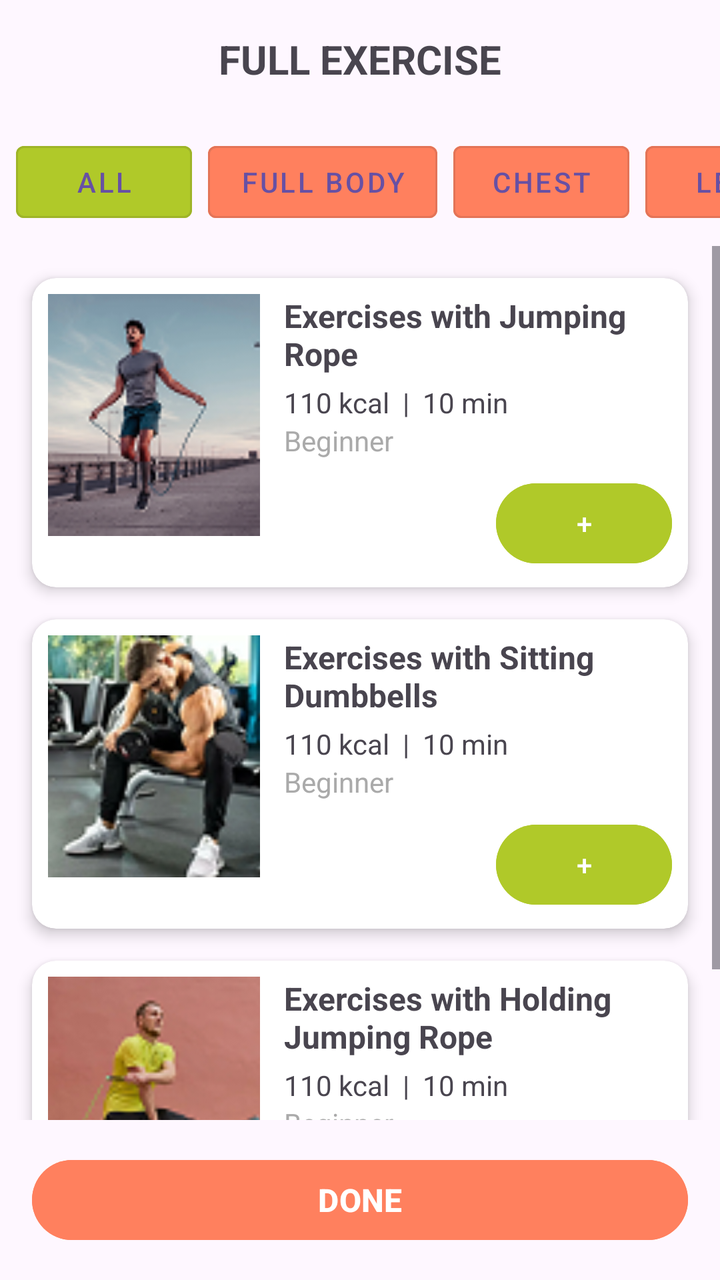
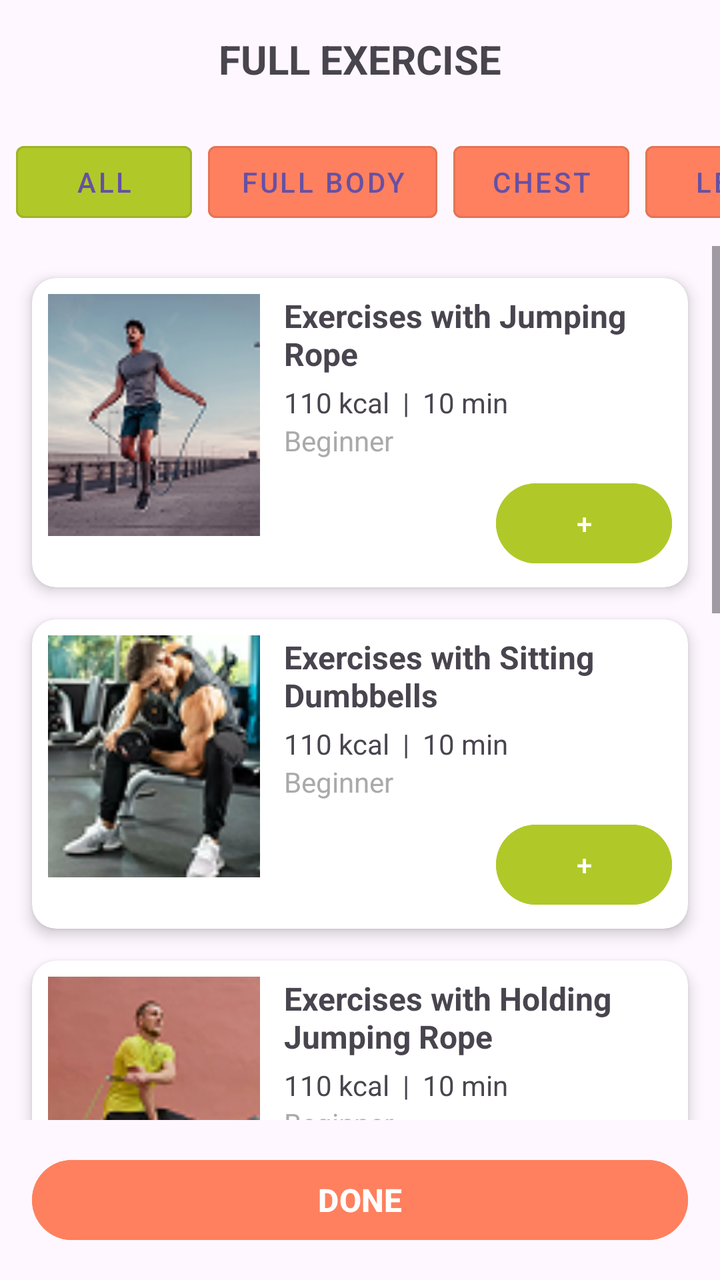

The first picture is an Android layout as it rendered before a commit; the second is the same layout after the commit. The layout source and the unified diff follow.
<!-- AndroidManifest.xml: application theme Theme.FitPro -->
<!-- res/layout/activity_main_all_exersizes.xml -->
<?xml version="1.0" encoding="utf-8"?>
<LinearLayout xmlns:android="http://schemas.android.com/apk/res/android"
    xmlns:app="http://schemas.android.com/apk/res-auto"
    xmlns:tools="http://schemas.android.com/tools"
    android:id="@+id/main"
    android:layout_width="match_parent"
    android:layout_height="match_parent"
    android:backgroundTint="@color/bg_light_green"
    android:orientation="vertical"
    tools:context=".MainAllExersizes">

    
    <TextView
        android:id="@+id/tvTitle"
        android:layout_width="match_parent"
        android:layout_height="wrap_content"
        android:gravity="center"
        android:padding="16dp"
        android:text="FULL EXERCISE"
        android:textSize="20sp"
        android:textStyle="bold" />

    
    <HorizontalScrollView
        android:layout_width="match_parent"
        android:layout_height="wrap_content"
        android:overScrollMode="never"
        android:scrollbars="none">

        <LinearLayout
            android:layout_width="wrap_content"
            android:layout_height="wrap_content"
            android:orientation="horizontal"
            android:padding="8dp">

            <Button
                android:id="@+id/btnAll"
                style="@style/Widget.MaterialComponents.Button.OutlinedButton"
                android:layout_width="wrap_content"
                android:layout_height="wrap_content"
                android:backgroundTint="@color/bg_light_green"
                android:text="ALL" />

            <Button
                android:id="@+id/btnFullBody"
                style="@style/Widget.MaterialComponents.Button.OutlinedButton"
                android:layout_width="wrap_content"
                android:layout_height="wrap_content"
                android:layout_marginStart="8dp"
                android:backgroundTint="@color/AccentColor1"
                android:text="Full Body" />

            <Button
                android:id="@+id/btnChest"
                style="@style/Widget.MaterialComponents.Button.OutlinedButton"
                android:layout_width="wrap_content"
                android:layout_height="wrap_content"
                android:layout_marginStart="8dp"
                android:backgroundTint="@color/AccentColor1"
                android:text="Chest" />

            <Button
                android:id="@+id/btnLegs"
                style="@style/Widget.MaterialComponents.Button.OutlinedButton"
                android:layout_width="wrap_content"
                android:layout_height="wrap_content"
                android:layout_marginStart="8dp"
                android:backgroundTint="@color/AccentColor1"
                android:text="Legs" />

            <Button
                android:id="@+id/btnBack"
                style="@style/Widget.MaterialComponents.Button.OutlinedButton"
                android:layout_width="wrap_content"
                android:layout_height="wrap_content"
                android:layout_marginStart="8dp"
                android:backgroundTint="@color/AccentColor1"
                android:text="Back" />

        </LinearLayout>
    </HorizontalScrollView>

    
    <ScrollView
        android:layout_width="match_parent"
        android:layout_height="0dp"
        android:layout_weight="1"
        tools:ignore="SpeakableTextPresent">

        <LinearLayout
            android:layout_width="match_parent"
            android:layout_height="wrap_content"
            android:orientation="vertical"
            android:padding="8dp">

            
            <androidx.cardview.widget.CardView
                android:layout_width="match_parent"
                android:layout_height="wrap_content"
                android:layout_margin="8dp"
                app:cardCornerRadius="12dp"
                app:cardElevation="4dp">

                <LinearLayout
                    android:layout_width="match_parent"
                    android:layout_height="wrap_content"
                    android:orientation="horizontal"
                    android:padding="8dp">

                    <ImageView
                        android:layout_width="106dp"
                        android:layout_height="121dp"
                        android:contentDescription="Jumping Rope Exercise"
                        android:scaleType="centerCrop"
                        android:src="@drawable/images_removebg_preview_1__2_" />

                    <LinearLayout
                        android:layout_width="match_parent"
                        android:layout_height="wrap_content"
                        android:layout_marginStart="12dp"
                        android:orientation="vertical">

                        <TextView
                            android:layout_width="wrap_content"
                            android:layout_height="wrap_content"
                            android:text="Exercises with Jumping Rope"
                            android:textSize="16sp"
                            android:textStyle="bold" />

                        <TextView
                            android:layout_width="wrap_content"
                            android:layout_height="wrap_content"
                            android:layout_marginTop="4dp"
                            android:text="110 kcal  |  10 min"
                            android:textSize="14sp" />

                        <TextView
                            android:layout_width="wrap_content"
                            android:layout_height="wrap_content"
                            android:text="Beginner"
                            android:textColor="@android:color/darker_gray"
                            android:textSize="14sp" />

                        <Button
                            android:id="@+id/btnAddExercise1"
                            android:layout_width="wrap_content"
                            android:layout_height="wrap_content"
                            android:layout_gravity="end"
                            android:layout_marginTop="8dp"
                            android:backgroundTint="@color/bg_light_green"
                            android:text="+"
                            android:textColor="@android:color/white" />
                    </LinearLayout>
                </LinearLayout>
            </androidx.cardview.widget.CardView>

            
            <androidx.cardview.widget.CardView
                android:layout_width="match_parent"
                android:layout_height="wrap_content"
                android:layout_margin="8dp"
                app:cardCornerRadius="12dp"
                app:cardElevation="4dp">

                <LinearLayout
                    android:layout_width="match_parent"
                    android:layout_height="wrap_content"
                    android:orientation="horizontal"
                    android:padding="8dp">

                    <ImageView
                        android:layout_width="106dp"
                        android:layout_height="121dp"
                        android:contentDescription="Dumbbell Exercise"
                        android:scaleType="centerCrop"
                        android:src="@drawable/image_6" />

                    <LinearLayout
                        android:layout_width="match_parent"
                        android:layout_height="wrap_content"
                        android:layout_marginStart="12dp"
                        android:orientation="vertical">

                        <TextView
                            android:layout_width="wrap_content"
                            android:layout_height="wrap_content"
                            android:text="Exercises with Sitting Dumbbells"
                            android:textSize="16sp"
                            android:textStyle="bold" />

                        <TextView
                            android:layout_width="wrap_content"
                            android:layout_height="wrap_content"
                            android:layout_marginTop="4dp"
                            android:text="110 kcal  |  10 min"
                            android:textSize="14sp" />

                        <TextView
                            android:layout_width="wrap_content"
                            android:layout_height="wrap_content"
                            android:text="Beginner"
                            android:textColor="@android:color/darker_gray"
                            android:textSize="14sp" />

                        <Button
                            android:id="@+id/btnAddExercise2"
                            android:layout_width="wrap_content"
                            android:layout_height="wrap_content"
                            android:layout_gravity="end"
                            android:layout_marginTop="8dp"
                            android:backgroundTint="@color/bg_light_green"
                            android:text="+"
                            android:textColor="@android:color/white" />
                    </LinearLayout>
                </LinearLayout>
            </androidx.cardview.widget.CardView>

            
            <androidx.cardview.widget.CardView
                android:layout_width="match_parent"
                android:layout_height="wrap_content"
                android:layout_margin="8dp"
                app:cardCornerRadius="12dp"
                app:cardElevation="4dp">

                <LinearLayout
                    android:layout_width="match_parent"
                    android:layout_height="wrap_content"
                    android:orientation="horizontal"
                    android:padding="8dp">

                    <ImageView
                        android:layout_width="106dp"
                        android:layout_height="135dp"
                        android:contentDescription="Holding Jumping Rope Exercise"
                        android:scaleType="centerCrop"
                        android:src="@drawable/_9694286_xs_removebg_preview_1" />

                    <LinearLayout
                        android:layout_width="match_parent"
                        android:layout_height="wrap_content"
                        android:layout_marginStart="12dp"
                        android:orientation="vertical">

                        <TextView
                            android:layout_width="wrap_content"
                            android:layout_height="wrap_content"
                            android:text="Exercises with Holding Jumping Rope"
                            android:textSize="16sp"
                            android:textStyle="bold" />

                        <TextView
                            android:layout_width="wrap_content"
                            android:layout_height="wrap_content"
                            android:layout_marginTop="4dp"
                            android:text="110 kcal  |  10 min"
                            android:textSize="14sp" />

                        <TextView
                            android:layout_width="wrap_content"
                            android:layout_height="wrap_content"
                            android:text="Beginner"
                            android:textColor="@android:color/darker_gray"
                            android:textSize="14sp" />

                        <Button
                            android:id="@+id/btnAddExercise3"
                            android:layout_width="wrap_content"
                            android:layout_height="wrap_content"
                            android:layout_gravity="end"
                            android:layout_marginTop="8dp"
                            android:backgroundTint="@color/bg_light_green"
                            android:text="+"
                            android:textColor="@android:color/white" />
                    </LinearLayout>
                </LinearLayout>
            </androidx.cardview.widget.CardView>

            

        </LinearLayout>
    </ScrollView>

    
    <Button
        android:id="@+id/btnDone"
        android:layout_width="match_parent"
        android:layout_height="wrap_content"
        android:backgroundTint="@color/AccentColor1"
        android:text="DONE"
        android:textColor="@android:color/white"
        android:layout_margin="16dp"
        android:textSize="16sp"
        android:textStyle="bold" />

</LinearLayout>
<!-- resources referenced by this layout -->
<resources>
  <color name="AccentColor1">#FF805E</color>
  <color name="bg_light_green">#B0C929</color>
  <!-- drawable _9694286_xs_removebg_preview_1: png bitmap (drawable, 14936 bytes) -->
  <!-- drawable image_6: png bitmap (drawable, 21522 bytes) -->
  <!-- drawable images_removebg_preview_1__2_: png bitmap (drawable, 17649 bytes) -->
  <style name="Theme.FitPro" parent="Base.Theme.FitPro" />
  <style name="Base.Theme.FitPro" parent="Theme.Material3.DayNight.NoActionBar">
          
          
      </style>
</resources>

<!-- the commit's change to res/layout/activity_main_all_exersizes.xml (unified diff, before → after) -->
@@ -277,6 +277,188 @@
             </androidx.cardview.widget.CardView>
 
             
+            <androidx.cardview.widget.CardView
+                android:layout_width="match_parent"
+                android:layout_height="wrap_content"
+                android:layout_margin="8dp"
+                app:cardCornerRadius="12dp"
+                app:cardElevation="4dp">
+
+                <LinearLayout
+                    android:layout_width="match_parent"
+                    android:layout_height="wrap_content"
+                    android:orientation="horizontal"
+                    android:padding="8dp">
+
+                    <ImageView
+                        android:layout_width="106dp"
+                        android:layout_height="135dp"
+                        android:contentDescription="Holding Jumping Rope Exercise"
+                        android:scaleType="centerCrop"
+                        android:src="@drawable/image_6__1_" />
+
+                    <LinearLayout
+                        android:layout_width="match_parent"
+                        android:layout_height="wrap_content"
+                        android:layout_marginStart="12dp"
+                        android:orientation="vertical">
+
+                        <TextView
+                            android:layout_width="wrap_content"
+                            android:layout_height="wrap_content"
+                            android:text="Exercises with Holding Jumping Rope"
+                            android:textSize="16sp"
+                            android:textStyle="bold" />
+
+                        <TextView
+                            android:layout_width="wrap_content"
+                            android:layout_height="wrap_content"
+                            android:layout_marginTop="4dp"
+                            android:text="110 kcal  |  10 min"
+                            android:textSize="14sp" />
+
+                        <TextView
+                            android:layout_width="wrap_content"
+                            android:layout_height="wrap_content"
+                            android:text="Beginner"
+                            android:textColor="@android:color/darker_gray"
+                            android:textSize="14sp" />
+
+                        <Button
+                            android:id="@+id/btnAddExercise4"
+                            android:layout_width="wrap_content"
+                            android:layout_height="wrap_content"
+                            android:layout_gravity="end"
+                            android:layout_marginTop="8dp"
+                            android:backgroundTint="@color/bg_light_green"
+                            android:text="+"
+                            android:textColor="@android:color/white" />
+                    </LinearLayout>
+                </LinearLayout>
+            </androidx.cardview.widget.CardView>
+
+
+            
+            <androidx.cardview.widget.CardView
+                android:layout_width="match_parent"
+                android:layout_height="wrap_content"
+                android:layout_margin="8dp"
+                app:cardCornerRadius="12dp"
+                app:cardElevation="4dp">
+
+                <LinearLayout
+                    android:layout_width="match_parent"
+                    android:layout_height="wrap_content"
+                    android:orientation="horizontal"
+                    android:padding="8dp">
+
+                    <ImageView
+                        android:layout_width="106dp"
+                        android:layout_height="135dp"
+                        android:contentDescription="Holding Jumping Rope Exercise"
+                        android:scaleType="centerCrop"
+                        android:src="@drawable/group_56536" />
+
+                    <LinearLayout
+                        android:layout_width="match_parent"
+                        android:layout_height="wrap_content"
+                        android:layout_marginStart="12dp"
+                        android:orientation="vertical">
+
+                        <TextView
+                            android:layout_width="wrap_content"
+                            android:layout_height="wrap_content"
+                            android:text="Exercises with Holding Jumping Rope"
+                            android:textSize="16sp"
+                            android:textStyle="bold" />
+
+                        <TextView
+                            android:layout_width="wrap_content"
+                            android:layout_height="wrap_content"
+                            android:layout_marginTop="4dp"
+                            android:text="110 kcal  |  10 min"
+                            android:textSize="14sp" />
+
+                        <TextView
+                            android:layout_width="wrap_content"
+                            android:layout_height="wrap_content"
+                            android:text="Beginner"
+                            android:textColor="@android:color/darker_gray"
+                            android:textSize="14sp" />
+
+                        <Button
+                            android:id="@+id/btnAddExercise5"
+                            android:layout_width="wrap_content"
+                            android:layout_height="wrap_content"
+                            android:layout_gravity="end"
+                            android:layout_marginTop="8dp"
+                            android:backgroundTint="@color/bg_light_green"
+                            android:text="+"
+                            android:textColor="@android:color/white" />
+                    </LinearLayout>
+                </LinearLayout>
+            </androidx.cardview.widget.CardView>
+
+            
+            <androidx.cardview.widget.CardView
+                android:layout_width="match_parent"
+                android:layout_height="wrap_content"
+                android:layout_margin="8dp"
+                app:cardCornerRadius="12dp"
+                app:cardElevation="4dp">
+
+                <LinearLayout
+                    android:layout_width="match_parent"
+                    android:layout_height="wrap_content"
+                    android:orientation="horizontal"
+                    android:padding="8dp">
+
+                    <ImageView
+                        android:layout_width="106dp"
+                        android:layout_height="135dp"
+                        android:contentDescription="Holding Jumping Rope Exercise"
+                        android:scaleType="centerCrop"
+                        android:src="@drawable/group_56538" />
+
+                    <LinearLayout
+                        android:layout_width="match_parent"
+                        android:layout_height="wrap_content"
+                        android:layout_marginStart="12dp"
+                        android:orientation="vertical">
+
+                        <TextView
+                            android:layout_width="wrap_content"
+                            android:layout_height="wrap_content"
+                            android:text="Exercises with Holding Jumping Rope"
+                            android:textSize="16sp"
+                            android:textStyle="bold" />
+
+                        <TextView
+                            android:layout_width="wrap_content"
+                            android:layout_height="wrap_content"
+                            android:layout_marginTop="4dp"
+                            android:text="110 kcal  |  10 min"
+                            android:textSize="14sp" />
+
+                        <TextView
+                            android:layout_width="wrap_content"
+                            android:layout_height="wrap_content"
+                            android:text="Beginner"
+                            android:textColor="@android:color/darker_gray"
+                            android:textSize="14sp" />
+
+                        <Button
+                            android:id="@+id/btnAddExercise6"
+                            android:layout_width="wrap_content"
+                            android:layout_height="wrap_content"
+                            android:layout_gravity="end"
+                            android:layout_marginTop="8dp"
+                            android:backgroundTint="@color/bg_light_green"
+                            android:text="+"
+                            android:textColor="@android:color/white" />
+                    </LinearLayout>
+                </LinearLayout>
+            </androidx.cardview.widget.CardView>
 
         </LinearLayout>
     </ScrollView>
<!-- resource entries referenced after the edit -->
@@ -3,7 +3,10 @@
   <color name="AccentColor1">#FF805E</color>
   <color name="bg_light_green">#B0C929</color>
   <!-- drawable _9694286_xs_removebg_preview_1: png bitmap (drawable, 14936 bytes) -->
+  <!-- drawable group_56536: png bitmap (drawable, 4906 bytes) -->
+  <!-- drawable group_56538: png bitmap (drawable, 8419 bytes) -->
   <!-- drawable image_6: png bitmap (drawable, 21522 bytes) -->
+  <!-- drawable image_6__1_: png bitmap (drawable, 20765 bytes) -->
   <!-- drawable images_removebg_preview_1__2_: png bitmap (drawable, 17649 bytes) -->
   <style name="Theme.FitPro" parent="Base.Theme.FitPro" />
   <style name="Base.Theme.FitPro" parent="Theme.Material3.DayNight.NoActionBar">
